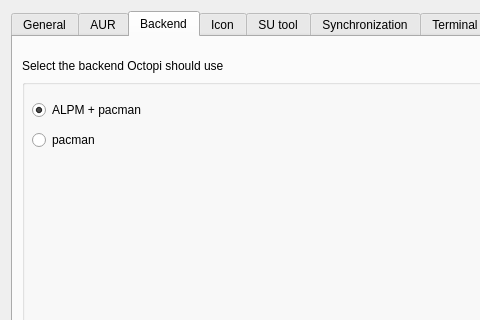
The window that ui/optionsdialog.ui (aarnt/octopi) describes before a commit, drawn with Qt 5; both pictures show x 0 to 480 and y 0 to 320 of the 665 by 432 pixel window.
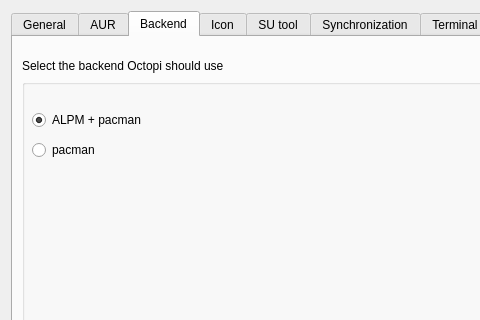
The same window after the commit. The open tabs and pages were chosen to show the change.

```diff
--- a/ui/optionsdialog.ui
+++ b/ui/optionsdialog.ui
@@ -209,7 +209,7 @@
             <property name="geometry">
              <rect>
               <x>10</x>
-              <y>20</y>
+              <y>30</y>
               <width>151</width>
               <height>22</height>
              </rect>
@@ -228,7 +228,7 @@
             <property name="geometry">
              <rect>
               <x>10</x>
-              <y>50</y>
+              <y>60</y>
               <width>105</width>
               <height>22</height>
              </rect>
```
Left out of the diff: 2 changed lines with no effect on the pictures.
